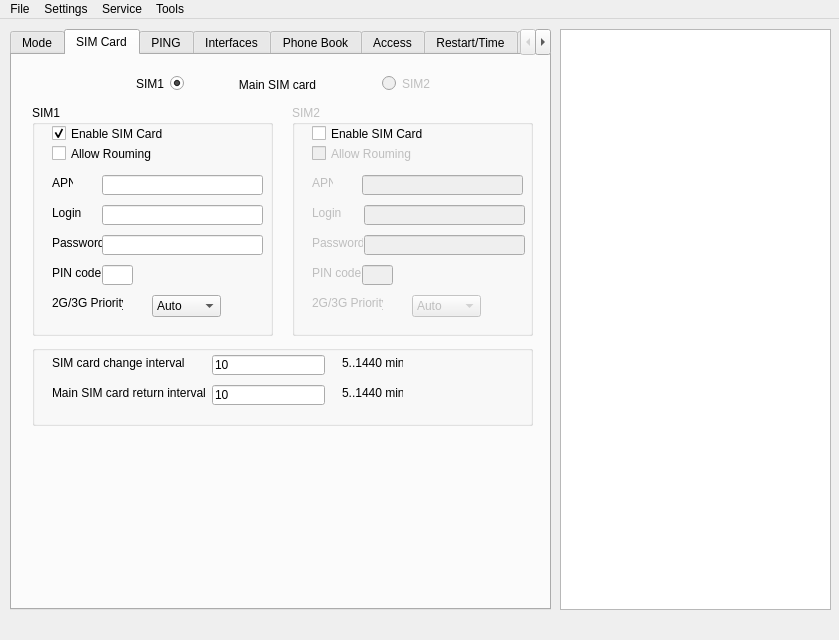
This is mainwindow.ui in nmacs/metcom as Qt 5 draws it before an edit. The edited form follows.
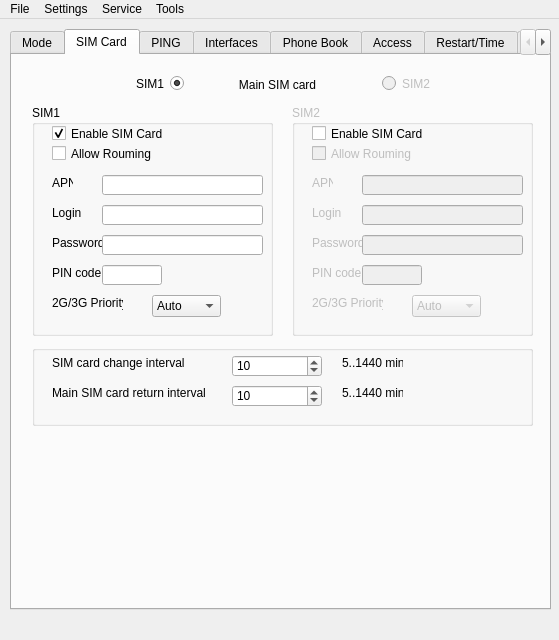
This is the edited form. The open tabs and pages were chosen to show the change. Custom widgets are drawn as their Qt base class.

What changed in the file:
```diff
--- a/mainwindow.ui
+++ b/mainwindow.ui
@@ -6,7 +6,7 @@
    <rect>
     <x>0</x>
     <y>0</y>
-    <width>839</width>
+    <width>559</width>
     <height>640</height>
    </rect>
   </property>
@@ -752,7 +752,7 @@
         <rect>
          <x>70</x>
          <y>160</y>
-         <width>31</width>
+         <width>60</width>
          <height>20</height>
         </rect>
        </property>
@@ -895,7 +895,7 @@
       <widget class="QLineEdit" name="txtLOG2">
        <property name="geometry">
         <rect>
-         <x>72</x>
+         <x>70</x>
          <y>100</y>
          <width>161</width>
          <height>20</height>
@@ -905,7 +905,7 @@
       <widget class="QLineEdit" name="txtPSW2">
        <property name="geometry">
         <rect>
-         <x>72</x>
+         <x>70</x>
          <y>130</y>
          <width>161</width>
          <height>20</height>
@@ -917,7 +917,7 @@
         <rect>
          <x>70</x>
          <y>160</y>
-         <width>31</width>
+         <width>60</width>
          <height>20</height>
         </rect>
        </property>
@@ -986,32 +986,6 @@
         <string>Main SIM card return interval</string>
        </property>
       </widget>
-      <widget class="QLineEdit" name="txtRMNS">
-       <property name="geometry">
-        <rect>
-         <x>180</x>
-         <y>40</y>
-         <width>113</width>
-         <height>20</height>
-        </rect>
-       </property>
-       <property name="text">
-        <string>10</string>
-       </property>
-      </widget>
-      <widget class="QLineEdit" name="txtSIMSwapInterval">
-       <property name="geometry">
-        <rect>
-         <x>180</x>
-         <y>10</y>
-         <width>113</width>
-         <height>20</height>
-        </rect>
-       </property>
-       <property name="text">
-        <string>10</string>
-       </property>
-      </widget>
       <widget class="QLabel" name="label_45">
        <property name="geometry">
         <rect>
@@ -1038,6 +1012,44 @@
         <string>5..1440 min</string>
        </property>
       </widget>
+      <widget class="QSpinBox" name="txtSIMSwapInterval">
+       <property name="geometry">
+        <rect>
+         <x>200</x>
+         <y>10</y>
+         <width>90</width>
+         <height>22</height>
+        </rect>
+       </property>
+       <property name="minimum">
+        <number>5</number>
+       </property>
+       <property name="maximum">
+        <number>1440</number>
+       </property>
+       <property name="value">
+        <number>10</number>
+       </property>
+      </widget>
+      <widget class="QSpinBox" name="txtRMNS">
+       <property name="geometry">
+        <rect>
+         <x>200</x>
+         <y>40</y>
+         <width>90</width>
+         <height>22</height>
+        </rect>
+       </property>
+       <property name="minimum">
+        <number>5</number>
+       </property>
+       <property name="maximum">
+        <number>1440</number>
+       </property>
+       <property name="value">
+        <number>10</number>
+       </property>
+      </widget>
      </widget>
      <widget class="QCheckBox" name="chkSIM1Enable">
       <property name="geometry">
@@ -2825,8 +2837,8 @@
     <rect>
      <x>0</x>
      <y>0</y>
-     <width>839</width>
-     <height>21</height>
+     <width>559</width>
+     <height>20</height>
     </rect>
    </property>
    <widget class="QMenu" name="menuOptions">
```
Left out of the diff: 120 changed lines with no effect on the pictures.
